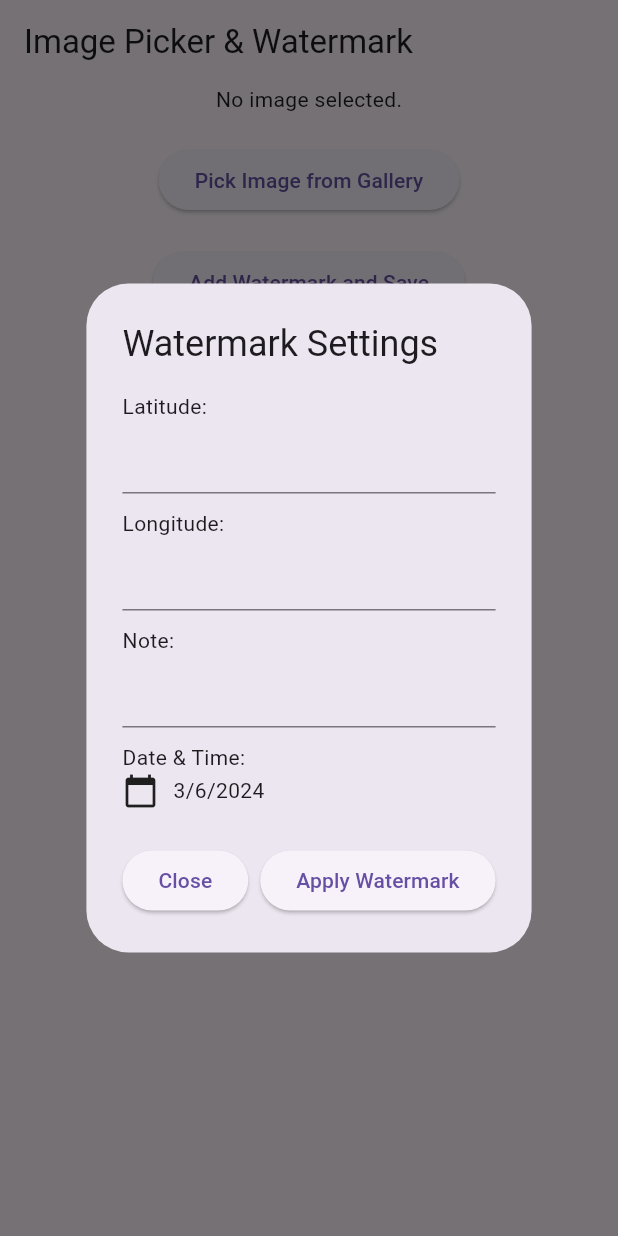
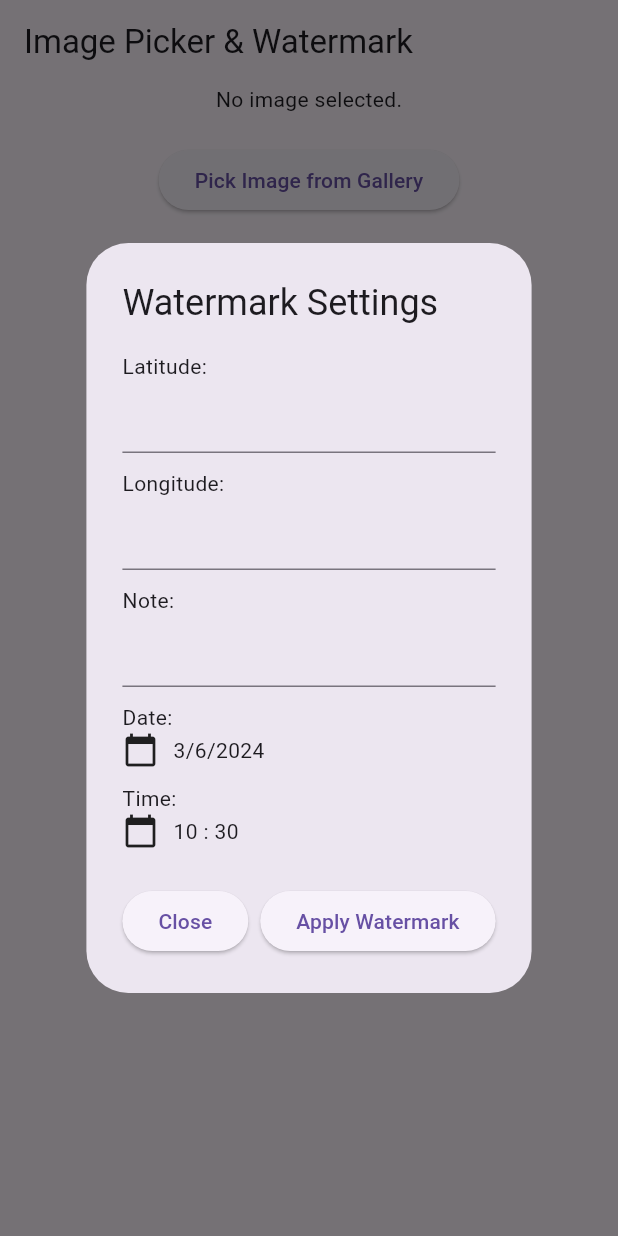
Before and after one commit to thisisnarendra/my_note_cam, a Flutter app: the screen it shows after launch, after a tap on "Add Watermark and Save", on a phone screen of 412 x 824 dp. Run offline on Flutter 3.47's test engine with Material 3 defaults, Android fonts, the light colour scheme and no system bars; our stand-ins replace gallery_saver, image_picker, location; missing offline and left inert: exif; statements that could not run were skipped.

Commit message:
time field added

```diff
--- a/lib/main.dart
+++ b/lib/main.dart
@@ -50,6 +50,7 @@ class _MyHomePageState extends State<MyHomePage> {
       TextEditingController(text: "");
 
   DateTime _selectedDateTime = DateTime.now();
+  TimeOfDay _selectedTime = TimeOfDay.now();
   String elevation = "";
   String accuracy = "";
 
@@ -96,7 +97,7 @@ class _MyHomePageState extends State<MyHomePage> {
       'Longitude : ${_longitudeController.text}',
       'Elevation : $elevation',
       'Accuracy : $accuracy',
-      'Time: ${_selectedDateTime.day}-${_selectedDateTime.month}-${_selectedDateTime.year} ${_selectedDateTime.hour}:${_selectedDateTime.minute}',
+      'Time: ${_selectedDateTime.day}-${_selectedDateTime.month}-${_selectedDateTime.year} ${_selectedTime.hour}:${_selectedTime.minute}',
     ];
 
     // Calculate the size of the watermark box
@@ -191,7 +192,8 @@ class _MyHomePageState extends State<MyHomePage> {
       builder: (BuildContext context) {
         return AlertDialog(
           title: const Text('Watermark Settings'),
-          content: Column(
+          content: SingleChildScrollView(
+            child: Column(
               mainAxisSize: MainAxisSize.min,
               crossAxisAlignment: CrossAxisAlignment.start,
               children: [
@@ -213,7 +215,7 @@ class _MyHomePageState extends State<MyHomePage> {
                   keyboardType: TextInputType.text,
                 ),
                 const SizedBox(height: 10),
-              const Text('Date & Time:'),
+                const Text('Date:'),
                 InkWell(
                   onTap: () async {
                     DateTime? pickedDate = await showDatePicker(
@@ -238,7 +240,30 @@ class _MyHomePageState extends State<MyHomePage> {
                     ],
                   ),
                 ),
+                const SizedBox(height: 10),
+                const Text('Time:'),
+                InkWell(
+                  onTap: () async {
+                    TimeOfDay? pickedTime = await showTimePicker(
+                        context: context, initialTime: TimeOfDay.now());
+                    if (pickedTime != null) {
+                      setState(() {
+                        _selectedTime = pickedTime;
+                      });
+                    }
+                  },
+                  child: Row(
+                    children: [
+                      const Icon(Icons.calendar_today),
+                      const SizedBox(width: 10),
+                      Text(
+                        '${_selectedTime.hour} : ${_selectedTime.minute}',
+                      ),
                     ],
+                  ),
+                ),
+              ],
+            ),
           ),
           actions: [
             ElevatedButton(
```
Also changed, not shown: 3 other files. Lines whose indentation alone changed are shown as unchanged.
